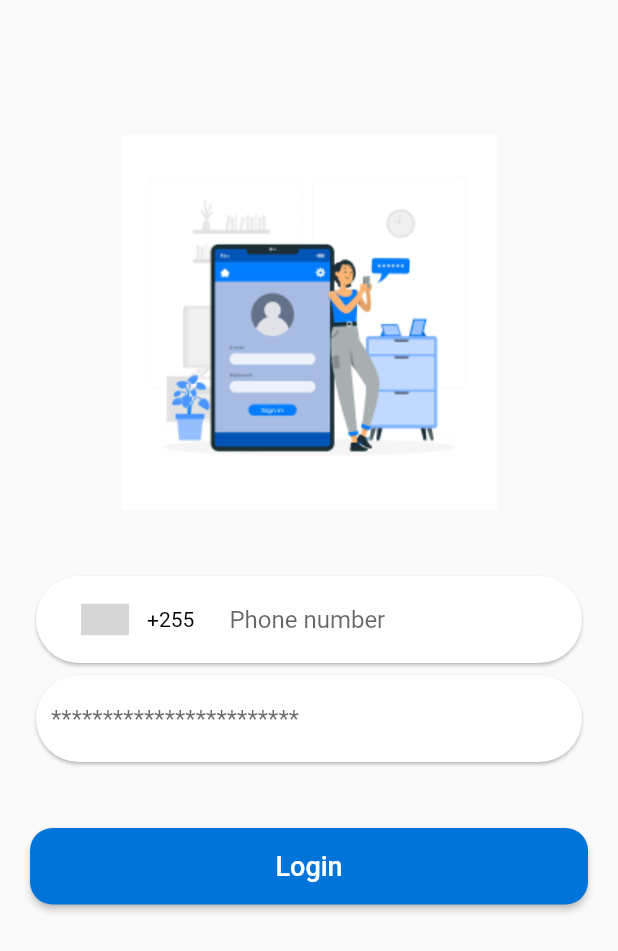
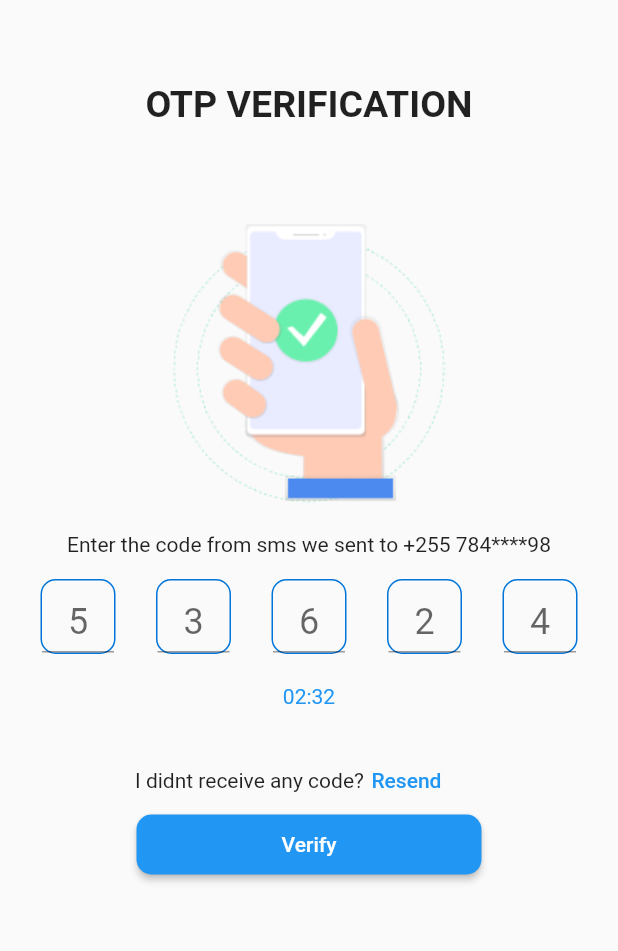
Before and after one commit to PatrickMamsery/pixel-insurance-app, a Flutter app: the screen it shows after launch, on a phone screen of 412 x 824 dp. Shown: the top 951 px of the screen. Run offline on Flutter 3.47's test engine with Material 2 defaults, Android fonts, the phone set to English and light mode, and no system bars; drawn by our look-alikes of intl_phone_number_input; our stand-ins replace flutter_native_splash, flutter_screenutil, get, loading_indicator; grey boxes are pictures that could not be loaded.

Commit message:
OTP login done

```diff
--- /dev/null
+++ b/lib/app/ui/auth/OTP_Login.dart
@@ -0,0 +1,225 @@
+// ignore: file_names
+import 'package:flutter/material.dart';
+import 'package:flutter/services.dart';
+
+// ignore: camel_case_types
+class OTP_Login extends StatelessWidget {
+  const OTP_Login({super.key});
+
+  @override
+  Widget build(BuildContext context) {
+    return Scaffold(
+        body: Column(children: [
+      const Padding(
+        padding: EdgeInsets.symmetric(vertical: 55),
+        child: Text(
+          'OTP VERIFICATION',
+          style: TextStyle(fontSize: 25, fontWeight: FontWeight.bold),
+        ),
+      ),
+      const SizedBox(
+        height: 10,
+      ),
+      const Image(image: AssetImage('assets/images/OTP_Login.png')),
+      const SizedBox(
+        height: 20,
+      ),
+      const Text('Enter the code from sms we sent to +255 784****98'),
+      const SizedBox(
+        height: 15,
+      ),
+      Form(
+        child: Row(
+          mainAxisAlignment: MainAxisAlignment.spaceEvenly,
+          children: [
+            Container(
+              decoration: BoxDecoration(
+                  borderRadius: BorderRadius.circular(10),
+                  border: Border.all(
+                    color: const Color.fromARGB(255, 0, 116, 217),
+                  )),
+              child: SizedBox(
+                  height: 48,
+                  width: 48,
+                  child: TextFormField(
+                    onChanged: (value) {
+                      if (value.length == 1) {
+                        FocusScope.of(context).nextFocus();
+                      }
+                    },
+                    decoration: const InputDecoration(
+                        hintText: "5",
+                        hintStyle: TextStyle(
+                            fontSize: 24, fontWeight: FontWeight.normal)),
+                    onSaved: (pin1) {},
+                    textAlign: TextAlign.center,
+                    style: Theme.of(context).textTheme.headlineMedium,
+                    keyboardType: TextInputType.number,
+                    inputFormatters: [
+                      LengthLimitingTextInputFormatter(1),
+                      FilteringTextInputFormatter.digitsOnly
+                    ],
+                  )),
+            ),
+            Container(
+              decoration: BoxDecoration(
+                  borderRadius: BorderRadius.circular(10),
+                  border: Border.all(
+                    color: const Color.fromARGB(255, 0, 116, 217),
+                  )),
+              child: SizedBox(
+                height: 48,
+                width: 48,
+                child: TextFormField(
+                  onChanged: (value) {
+                    if (value.length == 1) {
+                      FocusScope.of(context).nextFocus();
+                    }
+                  },
+                  decoration: const InputDecoration(
+                      hintText: "3",
+                      hintStyle: TextStyle(
+                        fontSize: 24,
+                        fontWeight: FontWeight.normal,
+                      )),
+                  onSaved: (pin2) {},
+                  textAlign: TextAlign.center,
+                  style: Theme.of(context).textTheme.headlineMedium,
+                  keyboardType: TextInputType.number,
+                  inputFormatters: [
+                    LengthLimitingTextInputFormatter(1),
+                    FilteringTextInputFormatter.digitsOnly
+                  ],
+                ),
+              ),
+            ),
+            Container(
+              decoration: BoxDecoration(
+                  borderRadius: BorderRadius.circular(10),
+                  border: Border.all(
+                    color: const Color.fromARGB(255, 0, 116, 217),
+                  )),
+              child: SizedBox(
+                height: 48,
+                width: 48,
+                child: TextFormField(
+                  onChanged: (value) {
+                    if (value.length == 1) {
+                      FocusScope.of(context).nextFocus();
+                    }
+                  },
+                  decoration: const InputDecoration(
+                      hintText: "6",
+                      hintStyle: TextStyle(
+                          fontSize: 24, fontWeight: FontWeight.normal)),
+                  onSaved: (pin3) {},
+                  textAlign: TextAlign.center,
+                  style: Theme.of(context).textTheme.headlineMedium,
+                  keyboardType: TextInputType.number,
+                  inputFormatters: [
+                    LengthLimitingTextInputFormatter(1),
+                    FilteringTextInputFormatter.digitsOnly
+                  ],
+                ),
+              ),
+            ),
+            Container(
+              decoration: BoxDecoration(
+                  borderRadius: BorderRadius.circular(10),
+                  border: Border.all(
+                    color: const Color.fromARGB(255, 0, 116, 217),
+                  )),
+              child: SizedBox(
+                height: 48,
+                width: 48,
+                child: TextFormField(
+                  onChanged: (value) {
+                    if (value.length == 1) {
+                      FocusScope.of(context).nextFocus();
+                    }
+                  },
+                  decoration: const InputDecoration(
+                      hintText: "2",
+                      hintStyle: TextStyle(
+                        fontSize: 24,
+                        fontWeight: FontWeight.normal,
+                      )),
+                  onSaved: (pin4) {},
+                  textAlign: TextAlign.center,
+                  style: Theme.of(context).textTheme.headlineMedium,
+                  keyboardType: TextInputType.number,
+                  inputFormatters: [
+                    LengthLimitingTextInputFormatter(1),
+                    FilteringTextInputFormatter.digitsOnly
+                  ],
+                ),
+              ),
+            ),
+            Container(
+                decoration: BoxDecoration(
+                    borderRadius: BorderRadius.circular(10),
+                    border: Border.all(
+                      color: const Color.fromARGB(255, 0, 116, 217),
+                    )),
+                child: SizedBox(
+                  height: 48,
+                  width: 48,
+                  child: TextFormField(
+                    textAlign: TextAlign.center,
+                    decoration: const InputDecoration(
+                        hintText: "4",
+                        hintStyle: TextStyle(
+                          fontSize: 24,
+                          fontWeight: FontWeight.normal,
+                        )),
+                    onSaved: (pin5) {},
+                    style: Theme.of(context).textTheme.headlineMedium,
+                    keyboardType: TextInputType.number,
+                    inputFormatters: [
+                      LengthLimitingTextInputFormatter(1),
+                      FilteringTextInputFormatter.digitsOnly
+                    ],
+                  ),
+                ))
+          ],
+        ),
+      ),
+      const Padding(
+        padding: EdgeInsets.only(top: 20),
+        child: Text(
+          '02:32',
+          style: TextStyle(color: Colors.blue),
+        ),
+      ),
+      const Row(
+        children: [
+          Padding(
+            padding: EdgeInsets.fromLTRB(90, 40, 0, 15),
+            child: Text('I didnt receive any code?'),
+          ),
+          Padding(
+              padding: EdgeInsets.fromLTRB(5, 40, 0, 15),
+              child: Text(
+                'Resend',
+                style:
+                    TextStyle(color: Colors.blue, fontWeight: FontWeight.w500),
+              ))
+        ],
+      ),
+      Container(
+        width: 230,
+        height: 40,
+        child: ElevatedButton(
+          onPressed: () {},
+          style: ElevatedButton.styleFrom(
+            backgroundColor: Colors.blue,
+            shape: RoundedRectangleBorder(
+              borderRadius: BorderRadius.circular(10),
+            ),
+          ),
+          child: const Text('Verify'),
+        ),
+      )
+    ]));
+  }
+}
--- /dev/null
+++ b/lib/app/ui/auth/OtpVerificationScreen.dart
@@ -0,0 +1 @@
+// TODO Implement this library.
--- a/lib/main.dart
+++ b/lib/main.dart
@@ -2,14 +2,11 @@ import "package:flutter/material.dart";
 import "package:get/get.dart";
 import 'package:flutter_screenutil/flutter_screenutil.dart';
 import 'package:flutter_native_splash/flutter_native_splash.dart';
-import 'package:shared_preferences/shared_preferences.dart';
 
-import 'app/ui/auth/login_page.dart';
-import 'app/ui/home/home_page.dart';
+import 'app/ui/auth/OTP_Login.dart';
 
 void main() async {
   WidgetsBinding widgetsBinding = WidgetsFlutterBinding.ensureInitialized();
-  SharedPreferences prefs = await SharedPreferences.getInstance();
 
   // var token = prefs.getString("token");
 
@@ -23,10 +20,10 @@ void main() async {
       minTextAdapt: true,
       splitScreenMode: true,
       builder: (context, child) {
-        return GetMaterialApp(
+        return const GetMaterialApp(
           debugShowCheckedModeBanner: false,
           // home: token != null ? const HomePage() : const LoginPage(),
-          home: LoginPage(),
+          home: OTP_Login(),
         );
       },
     ),
```
Also changed, not shown: assets/images/OTP_Login.png (added), pubspec.lock, 1 other file.
